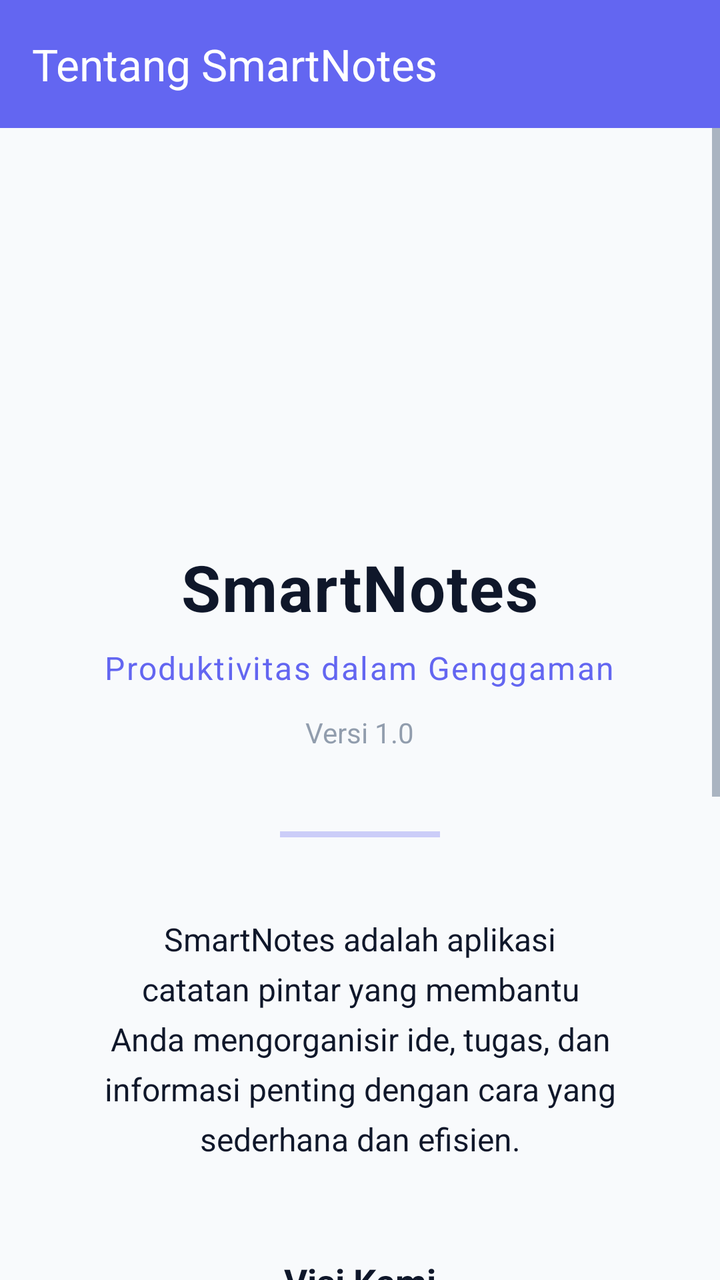
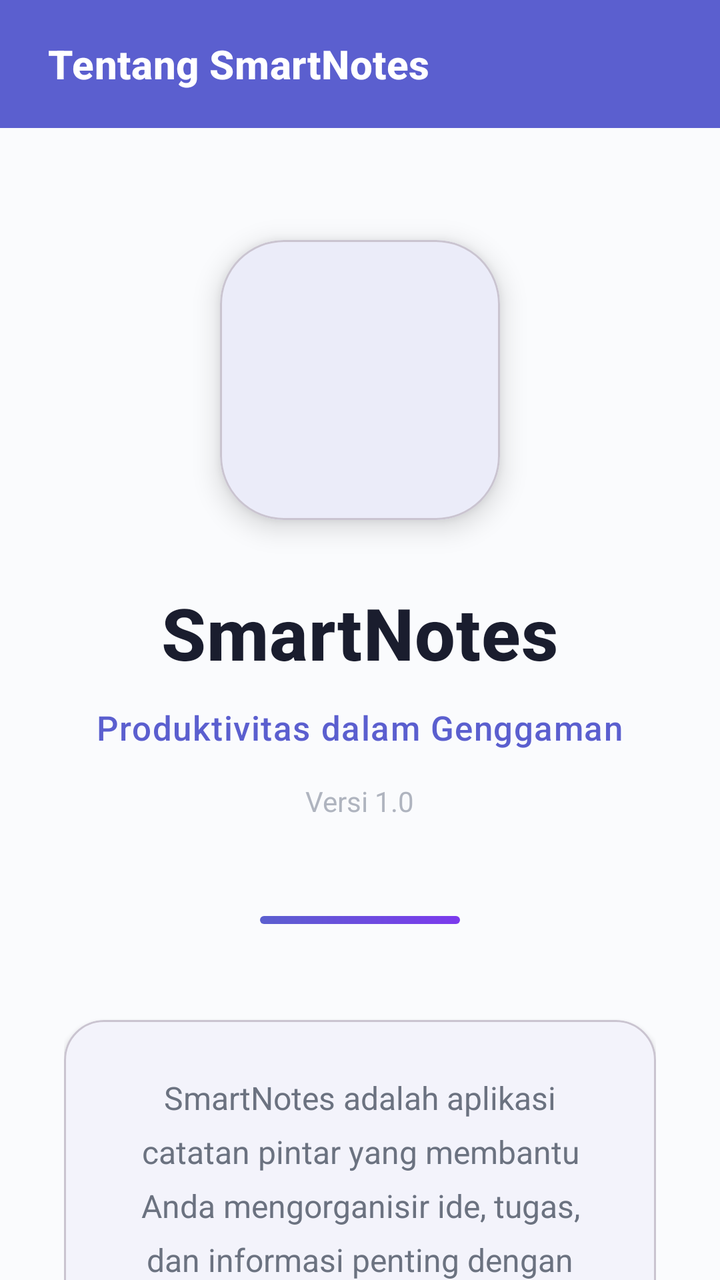

An Android layout rendered at two revisions. The XML below is the earlier revision; the diff shows what the commit changed to produce the second picture.
<!-- AndroidManifest.xml: application theme Theme.SmartNotes -->
<!-- res/layout/activity_about.xml -->
<?xml version="1.0" encoding="utf-8"?>
<LinearLayout
    xmlns:android="http://schemas.android.com/apk/res/android"
    xmlns:app="http://schemas.android.com/apk/res-auto"
    android:layout_width="match_parent"
    android:layout_height="match_parent"
    android:orientation="vertical"
    android:background="@color/background">

    <com.google.android.material.appbar.AppBarLayout
        android:layout_width="match_parent"
        android:layout_height="wrap_content"
        android:theme="@style/ThemeOverlay.AppCompat.Dark.ActionBar">

        <androidx.appcompat.widget.Toolbar
            android:id="@+id/toolbar"
            android:layout_width="match_parent"
            android:layout_height="?attr/actionBarSize"
            android:background="@color/primary"
            app:title="@string/about_title"
            app:titleTextColor="@color/white" />

    </com.google.android.material.appbar.AppBarLayout>

    <ScrollView
        android:layout_width="match_parent"
        android:layout_height="0dp"
        android:layout_weight="1">

        <LinearLayout
            android:layout_width="match_parent"
            android:layout_height="wrap_content"
            android:orientation="vertical"
            android:padding="32dp"
            android:gravity="center_horizontal">

            
            <ImageView
                android:layout_width="120dp"
                android:layout_height="120dp"
                android:src="@mipmap/ic_launcher"
                android:layout_marginTop="32dp"
                android:layout_marginBottom="24dp" />

            <TextView
                android:layout_width="wrap_content"
                android:layout_height="wrap_content"
                android:text="@string/app_name"
                android:textSize="32sp"
                android:textStyle="bold"
                android:textColor="@color/black"
                android:letterSpacing="0.02" />

            <TextView
                android:layout_width="wrap_content"
                android:layout_height="wrap_content"
                android:text="@string/about_tagline"
                android:textSize="16sp"
                android:layout_marginTop="8dp"
                android:textColor="@color/primary"
                android:textStyle="normal"
                android:letterSpacing="0.05" />

            <TextView
                android:layout_width="wrap_content"
                android:layout_height="wrap_content"
                android:text="@string/app_version"
                android:textSize="14sp"
                android:layout_marginTop="12dp"
                android:textColor="@color/gray"
                android:alpha="0.7" />

            
            <View
                android:layout_width="80dp"
                android:layout_height="3dp"
                android:background="@color/primary"
                android:layout_marginTop="40dp"
                android:layout_marginBottom="40dp"
                android:alpha="0.3" />

            
            <TextView
                android:layout_width="match_parent"
                android:layout_height="wrap_content"
                android:text="@string/about_description"
                android:textSize="16sp"
                android:lineSpacingExtra="6dp"
                android:textColor="@color/black"
                android:gravity="center"
                android:layout_marginBottom="48dp"
                android:paddingStart="8dp"
                android:paddingEnd="8dp" />

            
            <TextView
                android:layout_width="wrap_content"
                android:layout_height="wrap_content"
                android:text="@string/vision_title"
                android:textSize="18sp"
                android:textStyle="bold"
                android:textColor="@color/black"
                android:layout_marginBottom="12dp" />

            <TextView
                android:layout_width="match_parent"
                android:layout_height="wrap_content"
                android:text="@string/vision_description"
                android:textSize="15sp"
                android:lineSpacingExtra="4dp"
                android:textColor="@color/gray"
                android:gravity="center"
                android:layout_marginBottom="48dp"
                android:paddingStart="16dp"
                android:paddingEnd="16dp" />

            
            <TextView
                android:layout_width="wrap_content"
                android:layout_height="wrap_content"
                android:text="@string/developer"
                android:textSize="13sp"
                android:textColor="@color/gray"
                android:layout_marginBottom="8dp"
                android:alpha="0.8" />

            <TextView
                android:layout_width="wrap_content"
                android:layout_height="wrap_content"
                android:text="@string/developer_name"
                android:textSize="24sp"
                android:textStyle="bold"
                android:textColor="@color/primary"
                android:layout_marginBottom="48dp"
                android:letterSpacing="0.03" />

            
            <TextView
                android:layout_width="wrap_content"
                android:layout_height="wrap_content"
                android:text="@string/copyright"
                android:textSize="12sp"
                android:textColor="@color/gray"
                android:layout_marginTop="16dp"
                android:layout_marginBottom="32dp"
                android:alpha="0.6" />

            
            <Button
                android:id="@+id/closeButton"
                android:layout_width="match_parent"
                android:layout_height="wrap_content"
                android:text="@string/close"
                android:textSize="16sp"
                android:paddingTop="16dp"
                android:paddingBottom="16dp"
                android:layout_marginTop="16dp"
                android:layout_marginStart="16dp"
                android:layout_marginEnd="16dp" />

        </LinearLayout>

    </ScrollView>

</LinearLayout>
<!-- resources referenced by this layout -->
<resources>
  <color name="background">#F8FAFC</color>
  <color name="black">#0F172A</color>
  <color name="gray">#64748B</color>
  <color name="primary">#6366F1</color>
  <color name="white">#FFFFFF</color>
  <string name="close">Tutup</string>
  <style name="Theme.SmartNotes" parent="Theme.Material3.Light.NoActionBar">
          
          <item name="colorPrimary">@color/primary</item>
          <item name="colorPrimaryDark">@color/primary_dark</item>
          <item name="colorPrimaryContainer">@color/primary_light</item>
          <item name="colorOnPrimary">@color/white</item>
  
          
          <item name="colorSecondary">@color/accent</item>
          <item name="colorSecondaryContainer">@color/accent_light</item>
          <item name="colorOnSecondary">@color/white</item>
  
          
          <item name="colorSurface">@color/surface</item>
          <item name="colorSurfaceVariant">@color/surface_variant</item>
          <item name="colorOnSurface">@color/on_surface</item>
          <item name="colorOnSurfaceVariant">@color/on_surface_variant</item>
  
          
          <item name="android:colorBackground">@color/background</item>
          <item name="colorOnBackground">@color/text_primary</item>
  
          
          <item name="android:statusBarColor">@color/primary</item>
          <item name="android:windowLightStatusBar">false</item>
  
          
          <item name="android:navigationBarColor">@color/background</item>
          <item name="android:windowLightNavigationBar">true</item>
  
          
          <item name="android:textColorPrimary">@color/text_primary</item>
          <item name="android:textColorSecondary">@color/text_secondary</item>
  
          
          <item name="actionMenuTextColor">@color/white</item>
      </style>
  <color name="ic_launcher_background">#FFFFFF</color>
  <color name="primary_dark">#4F46E5</color>
  <color name="primary_light">#818CF8</color>
  <color name="accent">#8B5CF6</color>
  <color name="accent_light">#A78BFA</color>
  <color name="surface">#FFFFFF</color>
  <color name="surface_variant">#F1F5F9</color>
  <color name="on_surface">#0F172A</color>
  <color name="on_surface_variant">#64748B</color>
  <color name="text_primary">#0F172A</color>
  <color name="text_secondary">#64748B</color>
  <!-- unchanged entries left out for length: 11 -->
</resources>

<!-- the commit's change to res/layout/activity_about.xml (unified diff, before → after) -->
@@ -10,22 +10,27 @@
     <com.google.android.material.appbar.AppBarLayout
         android:layout_width="match_parent"
         android:layout_height="wrap_content"
-        android:theme="@style/ThemeOverlay.AppCompat.Dark.ActionBar">
+        android:theme="@style/ThemeOverlay.Material3.Dark"
+        android:elevation="8dp">
 
         <androidx.appcompat.widget.Toolbar
             android:id="@+id/toolbar"
             android:layout_width="match_parent"
-            android:layout_height="?attr/actionBarSize"
+            android:layout_height="64dp"
             android:background="@color/primary"
+            android:paddingStart="20dp"
+            android:paddingEnd="20dp"
             app:title="@string/about_title"
-            app:titleTextColor="@color/white" />
+            app:titleTextColor="@color/white"
+            app:titleTextAppearance="@style/ToolbarTitleStyle" />
 
     </com.google.android.material.appbar.AppBarLayout>
 
     <ScrollView
         android:layout_width="match_parent"
         android:layout_height="0dp"
-        android:layout_weight="1">
+        android:layout_weight="1"
+        android:scrollbars="none">
 
         <LinearLayout
             android:layout_width="match_parent"
@@ -35,104 +40,150 @@
             android:gravity="center_horizontal">
 
             
-            <ImageView
-                android:layout_width="120dp"
-                android:layout_height="120dp"
-                android:src="@mipmap/ic_launcher"
-                android:layout_marginTop="32dp"
-                android:layout_marginBottom="24dp" />
+            <com.google.android.material.card.MaterialCardView
+                android:layout_width="140dp"
+                android:layout_height="140dp"
+                app:cardCornerRadius="32dp"
+                app:cardElevation="8dp"
+                android:layout_marginTop="24dp"
+                android:layout_marginBottom="32dp">
+
+                <ImageView
+                    android:layout_width="match_parent"
+                    android:layout_height="match_parent"
+                    android:src="@mipmap/ic_launcher"
+                    android:scaleType="centerCrop" />
+
+            </com.google.android.material.card.MaterialCardView>
 
             <TextView
                 android:layout_width="wrap_content"
                 android:layout_height="wrap_content"
                 android:text="@string/app_name"
-                android:textSize="32sp"
+                android:textSize="36sp"
                 android:textStyle="bold"
-                android:textColor="@color/black"
-                android:letterSpacing="0.02" />
+                android:fontFamily="sans-serif-medium"
+                android:textColor="@color/text_primary"
+                android:letterSpacing="0.01" />
 
             <TextView
                 android:layout_width="wrap_content"
                 android:layout_height="wrap_content"
                 android:text="@string/about_tagline"
-                android:textSize="16sp"
-                android:layout_marginTop="8dp"
+                android:textSize="17sp"
+                android:layout_marginTop="12dp"
                 android:textColor="@color/primary"
-                android:textStyle="normal"
-                android:letterSpacing="0.05" />
+                android:fontFamily="sans-serif-medium"
+                android:letterSpacing="0.03" />
 
             <TextView
                 android:layout_width="wrap_content"
                 android:layout_height="wrap_content"
                 android:text="@string/app_version"
                 android:textSize="14sp"
-                android:layout_marginTop="12dp"
-                android:textColor="@color/gray"
-                android:alpha="0.7" />
+                android:layout_marginTop="16dp"
+                android:textColor="@color/text_tertiary"
+                android:alpha="0.8" />
 
             
             <View
-                android:layout_width="80dp"
-                android:layout_height="3dp"
-                android:background="@color/primary"
-                android:layout_marginTop="40dp"
-                android:layout_marginBottom="40dp"
-                android:alpha="0.3" />
-
-            
-            <TextView
+                android:layout_width="100dp"
+                android:layout_height="4dp"
+                android:background="@drawable/divider_gradient"
+                android:layout_marginTop="48dp"
+                android:layout_marginBottom="48dp" />
+
+            
+            <com.google.android.material.card.MaterialCardView
                 android:layout_width="match_parent"
                 android:layout_height="wrap_content"
-                android:text="@string/about_description"
-                android:textSize="16sp"
-                android:lineSpacingExtra="6dp"
-                android:textColor="@color/black"
+                app:cardCornerRadius="20dp"
+                app:cardElevation="2dp"
+                app:cardBackgroundColor="@color/card_background"
+                android:layout_marginBottom="32dp">
+
+                <TextView
+                    android:layout_width="match_parent"
+                    android:layout_height="wrap_content"
+                    android:text="@string/about_description"
+                    android:textSize="16sp"
+                    android:lineSpacingExtra="8dp"
+                    android:textColor="@color/text_secondary"
+                    android:gravity="center"
+                    android:padding="28dp" />
+
+            </com.google.android.material.card.MaterialCardView>
+
+            
+            <LinearLayout
+                android:layout_width="match_parent"
+                android:layout_height="wrap_content"
+                android:orientation="vertical"
                 android:gravity="center"
-                android:layout_marginBottom="48dp"
-                android:paddingStart="8dp"
-                android:paddingEnd="8dp" />
-
-            
-            <TextView
-                android:layout_width="wrap_content"
-                android:layout_height="wrap_content"
-                android:text="@string/vision_title"
-                android:textSize="18sp"
-                android:textStyle="bold"
-                android:textColor="@color/black"
-                android:layout_marginBottom="12dp" />
-
-            <TextView
-                android:layout_width="match_parent"
-                android:layout_height="wrap_content"
-                android:text="@string/vision_description"
-                android:textSize="15sp"
-                android:lineSpacingExtra="4dp"
-                android:textColor="@color/gray"
-                android:gravity="center"
-                android:layout_marginBottom="48dp"
-                android:paddingStart="16dp"
-                android:paddingEnd="16dp" />
-
-            
-            <TextView
-                android:layout_width="wrap_content"
-                android:layout_height="wrap_content"
-                android:text="@string/developer"
-                android:textSize="13sp"
-                android:textColor="@color/gray"
-                android:layout_marginBottom="8dp"
-                android:alpha="0.8" />
-
-            <TextView
-                android:layout_width="wrap_content"
-                android:layout_height="wrap_content"
-                android:text="@string/developer_name"
-                android:textSize="24sp"
-                android:textStyle="bold"
-                android:textColor="@color/primary"
-                android:layout_marginBottom="48dp"
-                android:letterSpacing="0.03" />
+                android:layout_marginBottom="48dp">
+
+                <TextView
+                    android:layout_width="wrap_content"
+                    android:layout_height="wrap_content"
+                    android:text="@string/vision_title"
+                    android:textSize="20sp"
+                    android:textStyle="bold"
+                    android:fontFamily="sans-serif-medium"
+                    android:textColor="@color/text_primary"
+                    android:layout_marginBottom="16dp" />
+
+                <TextView
+                    android:layout_width="match_parent"
+                    android:layout_height="wrap_content"
+                    android:text="@string/vision_description"
+                    android:textSize="15sp"
+                    android:lineSpacingExtra="4dp"
+                    android:textColor="@color/text_secondary"
+                    android:gravity="center"
+                    android:paddingStart="16dp"
+                    android:paddingEnd="16dp" />
+
+            </LinearLayout>
+
+            
+            <com.google.android.material.card.MaterialCardView
+                android:layout_width="wrap_content"
+                android:layout_height="wrap_content"
+                app:cardCornerRadius="16dp"
+                app:cardElevation="4dp"
+                app:cardBackgroundColor="@color/primary_container"
+                android:layout_marginBottom="32dp">
+
+                <LinearLayout
+                    android:layout_width="wrap_content"
+                    android:layout_height="wrap_content"
+                    android:orientation="vertical"
+                    android:gravity="center"
+                    android:padding="24dp">
+
+                    <TextView
+                        android:layout_width="wrap_content"
+                        android:layout_height="wrap_content"
+                        android:text="@string/developer"
+                        android:textSize="12sp"
+                        android:textColor="@color/text_secondary"
+                        android:layout_marginBottom="8dp"
+                        android:fontFamily="sans-serif-medium"
+                        android:alpha="0.8" />
+
+                    <TextView
+                        android:layout_width="wrap_content"
+                        android:layout_height="wrap_content"
+                        android:text="@string/developer_name"
+                        android:textSize="28sp"
+                        android:textStyle="bold"
+                        android:fontFamily="sans-serif-medium"
+                        android:textColor="@color/primary"
+                        android:letterSpacing="0.02" />
+
+                </LinearLayout>
+
+            </com.google.android.material.card.MaterialCardView>
 
             
             <TextView
@@ -140,7 +191,7 @@
                 android:layout_height="wrap_content"
                 android:text="@string/copyright"
                 android:textSize="12sp"
-                android:textColor="@color/gray"
+                android:textColor="@color/text_tertiary"
                 android:layout_marginTop="16dp"
                 android:layout_marginBottom="32dp"
                 android:alpha="0.6" />
@@ -149,14 +200,12 @@
             <Button
                 android:id="@+id/closeButton"
                 android:layout_width="match_parent"
-                android:layout_height="wrap_content"
+                android:layout_height="56dp"
                 android:text="@string/close"
                 android:textSize="16sp"
-                android:paddingTop="16dp"
-                android:paddingBottom="16dp"
+                android:fontFamily="sans-serif-medium"
                 android:layout_marginTop="16dp"
-                android:layout_marginStart="16dp"
-                android:layout_marginEnd="16dp" />
+                style="@style/Widget.Material3.Button" />
 
         </LinearLayout>
 
<!-- resource entries referenced after the edit -->
@@ -1,21 +1,37 @@
 <!-- resources referenced by this layout -->
 <resources>
-  <color name="background">#F8FAFC</color>
-  <color name="black">#0F172A</color>
-  <color name="gray">#64748B</color>
-  <color name="primary">#6366F1</color>
+  <color name="background">#FAFBFD</color>
+  <color name="card_background">#FFFFFF</color>
+  <color name="primary">#5B5FCF</color>
+  <color name="primary_container">#E8E9FF</color>
   <color name="white">#FFFFFF</color>
+  <!-- drawable divider_gradient (drawable) -->
+  <?xml version="1.0" encoding="utf-8"?>
+  <shape xmlns:android="http://schemas.android.com/apk/res/android">
+      <gradient
+          android:startColor="@color/primary"
+          android:endColor="@color/accent"
+          android:angle="0"
+          android:type="linear" />
+      <corners android:radius="2dp" />
+  </shape>
   <string name="close">Tutup</string>
+  <style name="ToolbarTitleStyle" parent="TextAppearance.Material3.TitleLarge">
+          <item name="android:textSize">20sp</item>
+          <item name="android:textStyle">bold</item>
+          <item name="fontFamily">sans-serif-medium</item>
+          <item name="android:letterSpacing">0.01</item>
+      </style>
   <style name="Theme.SmartNotes" parent="Theme.Material3.Light.NoActionBar">
           
           <item name="colorPrimary">@color/primary</item>
           <item name="colorPrimaryDark">@color/primary_dark</item>
-          <item name="colorPrimaryContainer">@color/primary_light</item>
+          <item name="colorPrimaryContainer">@color/primary_container</item>
           <item name="colorOnPrimary">@color/white</item>
   
           
           <item name="colorSecondary">@color/accent</item>
-          <item name="colorSecondaryContainer">@color/accent_light</item>
+          <item name="colorSecondaryContainer">@color/accent_container</item>
           <item name="colorOnSecondary">@color/white</item>
   
           
@@ -42,18 +58,41 @@
   
           
           <item name="actionMenuTextColor">@color/white</item>
+  
+          
+          <item name="android:windowBackground">@color/background</item>
+  
+          
+          <item name="materialButtonStyle">@style/Widget.App.Button</item>
+          <item name="borderlessButtonStyle">@style/Widget.App.Button.TextButton</item>
       </style>
-  <color name="ic_launcher_background">#FFFFFF</color>
-  <color name="primary_dark">#4F46E5</color>
-  <color name="primary_light">#818CF8</color>
-  <color name="accent">#8B5CF6</color>
-  <color name="accent_light">#A78BFA</color>
+  <color name="ic_launcher_background">#5B5FCF</color>
+  <color name="primary_dark">#4B4FC5</color>
+  <color name="accent_container">#F3E8FF</color>
+  <color name="accent">#7C3AED</color>
   <color name="surface">#FFFFFF</color>
-  <color name="surface_variant">#F1F5F9</color>
-  <color name="on_surface">#0F172A</color>
-  <color name="on_surface_variant">#64748B</color>
-  <color name="text_primary">#0F172A</color>
-  <color name="text_secondary">#64748B</color>
+  <color name="surface_variant">#F3F4F8</color>
+  <color name="on_surface">#1A1D2E</color>
+  <color name="on_surface_variant">#6B7280</color>
+  <style name="Widget.App.Button" parent="Widget.Material3.Button">
+          <item name="cornerRadius">12dp</item>
+          <item name="android:textSize">16sp</item>
+          <item name="android:textAllCaps">false</item>
+          <item name="fontFamily">sans-serif-medium</item>
+          <item name="android:letterSpacing">0.01</item>
+          <item name="android:paddingTop">14dp</item>
+          <item name="android:paddingBottom">14dp</item>
+          <item name="elevation">2dp</item>
+      </style>
+  <style name="Widget.App.Button.TextButton" parent="Widget.Material3.Button.TextButton">
+          <item name="android:textSize">16sp</item>
+          <item name="android:textAllCaps">false</item>
+          <item name="fontFamily">sans-serif-medium</item>
+          <item name="android:letterSpacing">0.01</item>
+      </style>
+  <color name="text_primary">#1A1D2E</color>
+  <color name="text_secondary">#6B7280</color>
+  <color name="text_tertiary">#9CA3AF</color>
   <!-- unchanged entries left out for length: 11 -->
 </resources>
 
